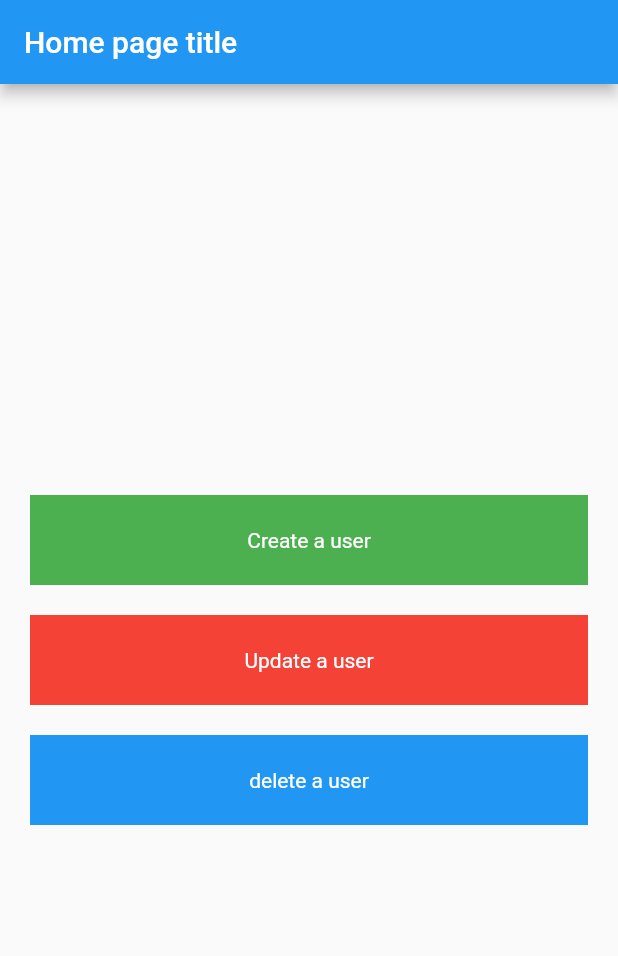
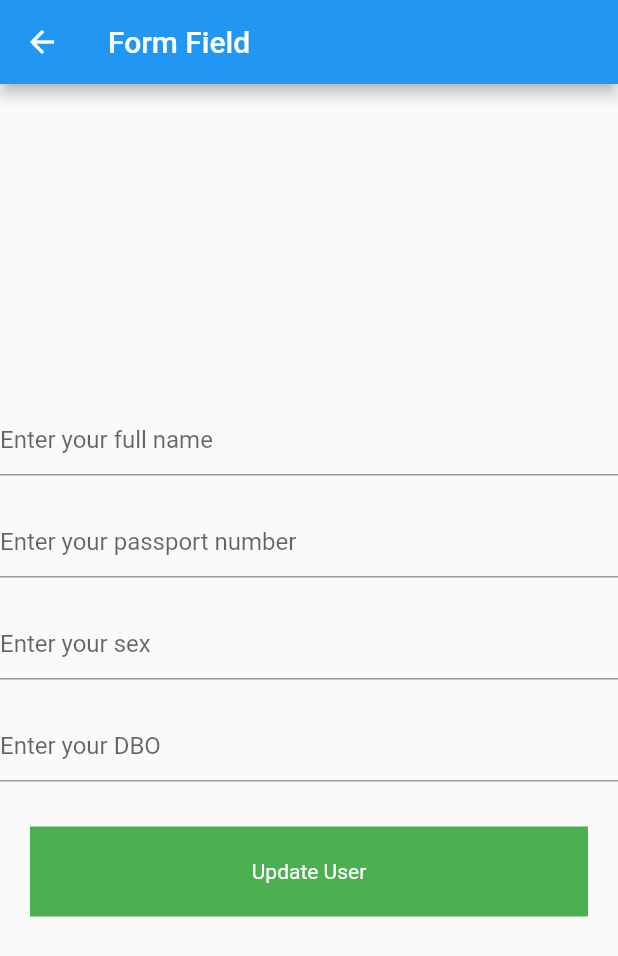
Before and after one commit to Amares03/covid_result_checker, a Flutter app: the HomePage screen opened directly, after a tap on "Update a user", on a phone screen of 412 x 824 dp. Shown: the top 956 px of the screen. Run offline on Flutter 3.47's test engine with Material 2 defaults, Android fonts, the light colour scheme and no system bars.

Commit message:
form finish

```diff
--- a/lib/pages/home_page.dart
+++ b/lib/pages/home_page.dart
@@ -1,6 +1,9 @@
 // ignore_for_file: prefer_const_constructors
 
+import 'package:covid_result_checker/widgets/form_field.dart';
 import 'package:flutter/material.dart';
+
+enum FormType { AddUser, UpdateUser, DeleteUser }
 
 class HomePage extends StatefulWidget {
   const HomePage({Key? key}) : super(key: key);
@@ -20,19 +23,42 @@ class _HomePageState extends State<HomePage> {
         mainAxisAlignment: MainAxisAlignment.center,
         children: [
           EditingButton(
-            onTap: () {},
+            onTap: () {
+              Navigator.push(
+                context,
+                MaterialPageRoute(
+                  builder: (context) => MyFormField(formType: FormType.AddUser),
+                ),
+              );
+            },
             color: Colors.green,
             text: 'Create a user',
           ),
           SizedBox(height: 20),
           EditingButton(
-            onTap: () {},
+            onTap: () {
+              Navigator.push(
+                context,
+                MaterialPageRoute(
+                  builder: (context) =>
+                      MyFormField(formType: FormType.UpdateUser),
+                ),
+              );
+            },
             color: Colors.red,
             text: 'Update a user',
           ),
           SizedBox(height: 20),
           EditingButton(
-            onTap: () {},
+            onTap: () {
+              Navigator.push(
+                context,
+                MaterialPageRoute(
+                  builder: (context) =>
+                      MyFormField(formType: FormType.DeleteUser),
+                ),
+              );
+            },
             color: Colors.blue,
             text: 'delete a user',
           ),
--- a/lib/widgets/form_field.dart
+++ b/lib/widgets/form_field.dart
@@ -1,14 +1,15 @@
+import 'package:covid_result_checker/pages/home_page.dart';
 import 'package:flutter/material.dart';
 
-class FormField extends StatefulWidget {
-  const FormField({Key? key, required this.formType}) : super(key: key);
+class MyFormField extends StatefulWidget {
+  const MyFormField({Key? key, required this.formType}) : super(key: key);
   final Enum formType;
 
   @override
-  State<FormField> createState() => _FormFieldState();
+  State<MyFormField> createState() => _MyFormFieldState();
 }
 
-class _FormFieldState extends State<FormField> {
+class _MyFormFieldState extends State<MyFormField> {
   TextEditingController fullName = TextEditingController();
   TextEditingController passportnum = TextEditingController();
   TextEditingController sex = TextEditingController();
@@ -18,12 +19,54 @@ class _FormFieldState extends State<FormField> {
   @override
   Widget build(BuildContext context) {
     return Scaffold(
+      appBar: AppBar(
+        title: Text('Form Field'),
+      ),
       body: Column(
+        mainAxisAlignment: MainAxisAlignment.center,
         children: [
           TextFormField(
+            controller: fullName,
             decoration: InputDecoration(
               hintText: 'Enter your full name',
             ),
+          ),
+          SizedBox(height: 20),
+          TextFormField(
+            controller: passportnum,
+            decoration: InputDecoration(
+              hintText: 'Enter your passport number',
+            ),
+          ),
+          SizedBox(height: 20),
+          if (widget.formType != FormType.DeleteUser)
+            TextFormField(
+              controller: sex,
+              decoration: InputDecoration(
+                hintText: 'Enter your sex',
+              ),
+            ),
+          SizedBox(height: 20),
+          if (widget.formType != FormType.DeleteUser)
+            TextFormField(
+              controller: dbo,
+              decoration: InputDecoration(
+                hintText: 'Enter your DBO',
+              ),
+            ),
+          SizedBox(height: 30),
+          EditingButton(
+            onTap: () {
+              if (widget.formType == FormType.AddUser) {}
+              if (widget.formType == FormType.UpdateUser) {}
+              if (widget.formType == FormType.DeleteUser) {}
+            },
+            color: Colors.green,
+            text: widget.formType == FormType.AddUser
+                ? 'Save user'
+                : widget.formType == FormType.UpdateUser
+                    ? 'Update User'
+                    : 'Delete user',
           ),
         ],
       ),
```
